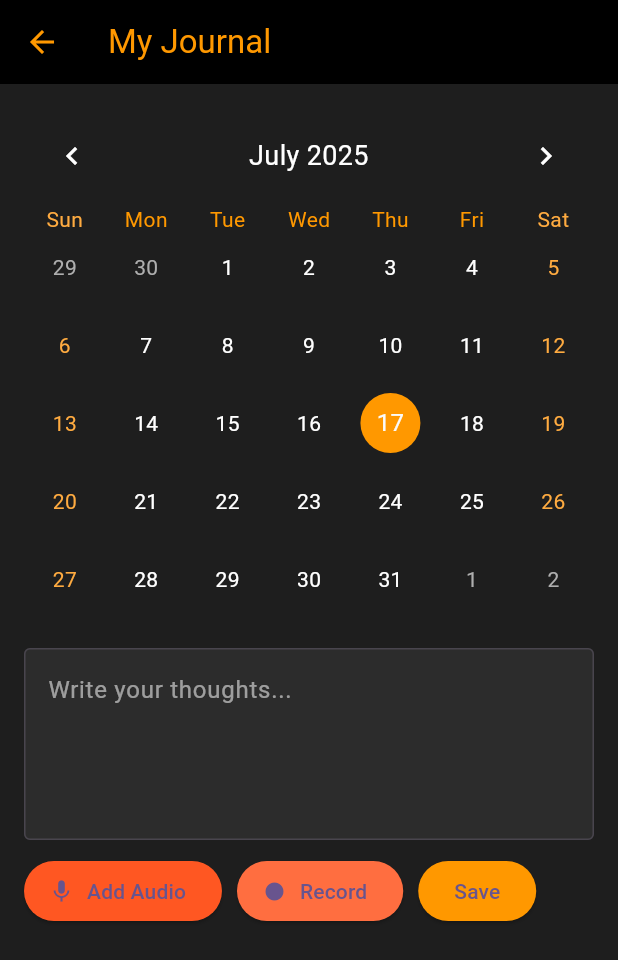
After one commit to Rajesh2431/ai_chatbot, a Flutter app: the screen it shows after launch, after a tap on "My Journal", on a phone screen of 412 x 824 dp. The commit adds this screen. Shown: the top 960 px of the screen. Run offline on Flutter 3.47's test engine with Material 3 defaults, Android fonts, the phone set to English and light mode, and no system bars; drawn by our look-alikes of table_calendar; our stand-ins replace file_picker, flutter_tts, permission_handler, speech_to_text.

Commit message:
added My Journal

```diff
--- a/lib/screens/dashboard_screen.dart
+++ b/lib/screens/dashboard_screen.dart
@@ -3,6 +3,7 @@ import '../widget/action_card.dart';
 import '../widget/single_wide_action_card.dart';
 import '../screens/chat_screen.dart';
 import '../screens/voicechat_screen.dart';
+import '../screens/journal_screen.dart'; // 👈 Add import
 
 class DashboardScreen extends StatelessWidget {
   const DashboardScreen({super.key});
@@ -47,7 +48,7 @@ class DashboardScreen extends StatelessWidget {
                       crossAxisAlignment: CrossAxisAlignment.start,
                       children: const [
                         Text(
-                          'Well Come',
+                          'Welcome',
                           style: TextStyle(color: Colors.white, fontSize: 18),
                         ),
                         Text(
@@ -98,10 +99,31 @@ class DashboardScreen extends StatelessWidget {
               ],
             ),
             const SizedBox(height: 12),
-            SingleWideActionCard(
-              icon: Icons.videogame_asset,
-              label: 'Play Games',
-              onTap: () {},
+            Row(
+              children: [
+                Expanded(
+                  child: SingleWideActionCard(
+                    icon: Icons.videogame_asset,
+                    label: 'Play Games',
+                    onTap: () {},
+                  ),
+                ),
+                const SizedBox(width: 12),
+                Expanded(
+                  child: SingleWideActionCard(
+                    icon: Icons.book,
+                    label: 'My Journal',
+                    onTap: () {
+                      Navigator.push(
+                        context,
+                        MaterialPageRoute(
+                          builder: (_) => const JournalScreen(),
+                        ),
+                      );
+                    },
+                  ),
+                ),
+              ],
             ),
             const SizedBox(height: 24),
             const Text(
--- /dev/null
+++ b/lib/screens/journal_screen.dart
@@ -0,0 +1,210 @@
+import 'package:flutter/material.dart';
+import 'package:intl/intl.dart';
+import 'package:file_picker/file_picker.dart';
+import 'package:table_calendar/table_calendar.dart';
+import 'dart:io';
+
+class JournalEntry {
+  final DateTime date;
+  final String note;
+  final File? audio;
+  final String time;
+
+  JournalEntry({required this.date, required this.note, this.audio, required this.time});
+}
+
+class JournalScreen extends StatefulWidget {
+  const JournalScreen({super.key});
+
+  @override
+  State<JournalScreen> createState() => _JournalScreenState();
+}
+
+class _JournalScreenState extends State<JournalScreen> {
+  DateTime _focusedDay = DateTime.now();
+  DateTime _selectedDay = DateTime.now();
+  final Map<String, List<JournalEntry>> _entries = {};
+  final TextEditingController _controller = TextEditingController();
+  File? _selectedAudio;
+
+  void _pickAudio() async {
+    final result = await FilePicker.platform.pickFiles(type: FileType.audio);
+    if (result != null && result.files.single.path != null) {
+      setState(() {
+        _selectedAudio = File(result.files.single.path!);
+      });
+    }
+  }
+
+  void _recordAudio() async {
+    ScaffoldMessenger.of(context).showSnackBar(
+      const SnackBar(content: Text("Recording feature not implemented yet.")),
+    );
+  }
+
+  void _saveEntry() {
+    if (_controller.text.trim().isEmpty && _selectedAudio == null) return;
+    final entry = JournalEntry(
+      date: _selectedDay,
+      note: _controller.text.trim().isEmpty ? 'Voice Note' : _controller.text.trim(),
+      audio: _selectedAudio,
+      time: DateFormat('HH:mm').format(DateTime.now()),
+    );
+    final key = DateFormat('yyyy-MM-dd').format(_selectedDay);
+    setState(() {
+      _entries.putIfAbsent(key, () => []).add(entry);
+      _controller.clear();
+      _selectedAudio = null;
+    });
+  }
+
+  @override
+  Widget build(BuildContext context) {
+    final entryKey = DateFormat('yyyy-MM-dd').format(_selectedDay);
+    final dayEntries = _entries[entryKey] ?? [];
+
+    return Scaffold(
+      backgroundColor: const Color(0xFF1E1E1E),
+      appBar: AppBar(
+        title: const Text('My Journal'),
+        backgroundColor: Colors.black,
+        foregroundColor: Colors.orange,
+      ),
+      body: SingleChildScrollView(
+        child: Padding(
+          padding: const EdgeInsets.all(16),
+          child: Column(
+            crossAxisAlignment: CrossAxisAlignment.start,
+            children: [
+              TableCalendar(
+                firstDay: DateTime.utc(2020, 1, 1),
+                lastDay: DateTime.utc(2100, 12, 31),
+                focusedDay: _focusedDay,
+                selectedDayPredicate: (day) => isSameDay(_selectedDay, day),
+                onDaySelected: (selectedDay, focusedDay) {
+                  setState(() {
+                    _selectedDay = selectedDay;
+                    _focusedDay = focusedDay;
+                  });
+                },
+                calendarStyle: CalendarStyle(
+                  todayDecoration: BoxDecoration(
+                    color: Colors.deepOrange,
+                    shape: BoxShape.circle,
+                  ),
+                  selectedDecoration: BoxDecoration(
+                    color: Colors.orange,
+                    shape: BoxShape.circle,
+                  ),
+                  defaultTextStyle: TextStyle(color: Colors.white),
+                  weekendTextStyle: TextStyle(color: Colors.orangeAccent),
+                ),
+                daysOfWeekStyle: DaysOfWeekStyle(
+                  weekdayStyle: TextStyle(color: Colors.orange),
+                  weekendStyle: TextStyle(color: Colors.orangeAccent),
+                ),
+                headerStyle: HeaderStyle(
+                  titleTextStyle: TextStyle(color: Colors.white, fontSize: 18),
+                  formatButtonVisible: false,
+                  titleCentered: true,
+                  leftChevronIcon: Icon(Icons.chevron_left, color: Colors.white),
+                  rightChevronIcon: Icon(Icons.chevron_right, color: Colors.white),
+                ),
+                calendarBuilders: CalendarBuilders(
+                  markerBuilder: (context, date, events) {
+                    final key = DateFormat('yyyy-MM-dd').format(date);
+                    if (_entries.containsKey(key)) {
+                      return Positioned(
+                        bottom: 1,
+                        child: Container(
+                          width: 6,
+                          height: 6,
+                          decoration: BoxDecoration(
+                            color: Colors.orange,
+                            shape: BoxShape.circle,
+                          ),
+                        ),
+                      );
+                    }
+                    return null;
+                  },
+                ),
+              ),
+              const SizedBox(height: 20),
+              TextField(
+                controller: _controller,
+                maxLines: 4,
+                style: const TextStyle(color: Colors.white),
+                decoration: const InputDecoration(
+                  hintText: 'Write your thoughts...',
+                  hintStyle: TextStyle(color: Colors.white54),
+                  filled: true,
+                  fillColor: Color(0xFF2C2C2C),
+                  border: OutlineInputBorder(),
+                ),
+              ),
+              const SizedBox(height: 10),
+              Wrap(
+                spacing: 10,
+                children: [
+                  ElevatedButton.icon(
+                    onPressed: _pickAudio,
+                    icon: const Icon(Icons.mic),
+                    label: const Text('Add Audio'),
+                    style: ElevatedButton.styleFrom(
+                      backgroundColor: Colors.deepOrange,
+                    ),
+                  ),
+                  ElevatedButton.icon(
+                    onPressed: _recordAudio,
+                    icon: const Icon(Icons.fiber_manual_record),
+                    label: const Text('Record'),
+                    style: ElevatedButton.styleFrom(
+                      backgroundColor: Colors.deepOrangeAccent,
+                    ),
+                  ),
+                  ElevatedButton(
+                    onPressed: _saveEntry,
+                    style: ElevatedButton.styleFrom(
+                      backgroundColor: Colors.orange,
+                    ),
+                    child: const Text('Save'),
+                  ),
+                ],
+              ),
+              const SizedBox(height: 20),
+              Column(
+                crossAxisAlignment: CrossAxisAlignment.start,
+                children: dayEntries.map((entry) => Padding(
+                  padding: const EdgeInsets.only(bottom: 10),
+                  child: Container(
+                    padding: const EdgeInsets.symmetric(horizontal: 12, vertical: 14),
+                    decoration: BoxDecoration(
+                      color: const Color(0xFF2C2C2C),
+                      borderRadius: BorderRadius.circular(12),
+                    ),
+                    child: Row(
+                      children: [
+                        const Icon(Icons.headphones, color: Colors.white),
+                        const SizedBox(width: 10),
+                        Expanded(
+                          child: Text(
+                            entry.note,
+                            style: const TextStyle(color: Colors.white),
+                          ),
+                        ),
+                        Text(entry.time, style: const TextStyle(color: Colors.white38)),
+                        const SizedBox(width: 8),
+                        const Icon(Icons.more_vert, color: Colors.white38),
+                      ],
+                    ),
+                  ),
+                )).toList(),
+              ),
+            ],
+          ),
+        ),
+      ),
+    );
+  }
+}
--- a/lib/screens/voicechat_screen.dart
+++ b/lib/screens/voicechat_screen.dart
@@ -69,6 +69,7 @@ class _VoiceChatScreenState extends State<VoiceChatScreen> {
       onStatus: (val) => setState(() {
         _isListening = _speech.isListening;
       }),
+      // ignore: avoid_print
       onError: (val) => print('Error: $val'),
     );
 
--- a/lib/services/api_service.dart
+++ b/lib/services/api_service.dart
@@ -37,6 +37,8 @@ class OpenRouterAPI {
                         - Avoid unrelated topics (e.g. tech, math, politics, entertainment).
                         - You always suggest activities for user to reduce their stress
                         - Always give short and understandable replys
+                        - Add some emojis to your replies
+                        -
                         ''',
           },
           {'role': 'user', 'content': prompt},
--- a/pubspec.yaml
+++ b/pubspec.yaml
@@ -20,10 +20,15 @@ dependencies:
   speech_to_text: ^7.1.0
   permission_handler: ^12.0.1
   flutter_tts: ^4.2.3
+  intl: ^0.20.2
+  file_picker: ^10.2.0
+  table_calendar: ^3.2.0
 
 dev_dependencies:
   flutter_launcher_icons: ^0.13.1
   flutter_lints: ^5.0.0
+  #emoji_picker_flutter: ^1.6.1
+
 
 flutter_icons:
   android: true
```
Also changed, not shown: lib/screens/breathing_timer.dart (added, +139 -0 lines), lib/screens/chat_screen.dart (+75 -6 lines), lib/screens/timer_screen.dart (deleted, +0 -112 lines), pubspec.lock, 1 other file.
